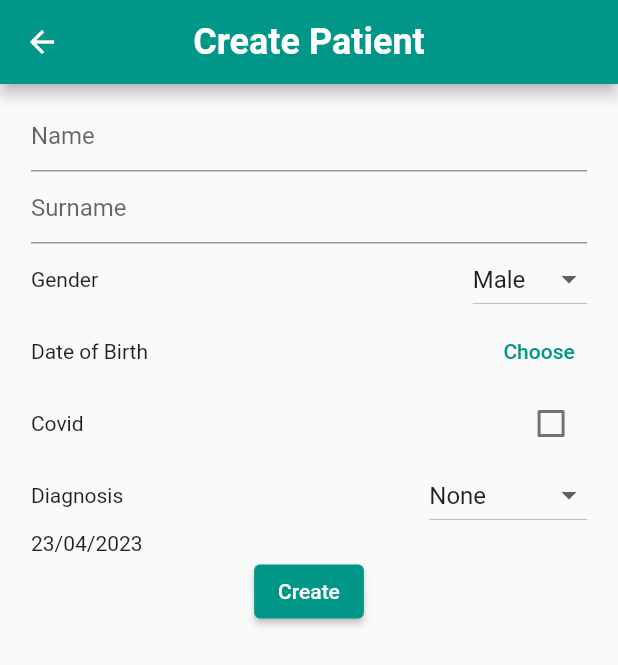
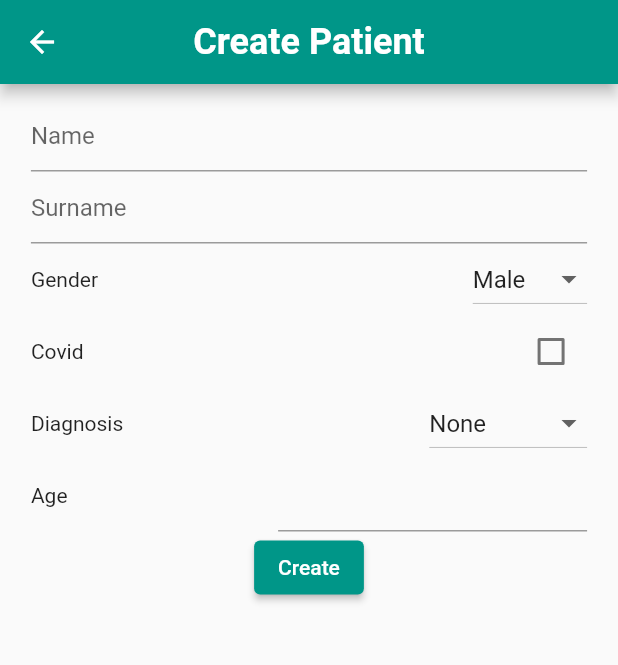
Before and after one commit to assanbayg/noSQL, a Flutter app: the screen it shows after launch, after a tap on the "add" icon, on a phone screen of 412 x 824 dp. Shown: the top 665 px of the screen. Run offline on Flutter 3.47's test engine with Material 2 defaults, Android fonts, the phone set to English and light mode, and no system bars.

Commit message:
Fix empty json file

```diff
--- a/database/doctors.json
+++ b/database/doctors.json
@@ -9,20 +9,14 @@
             "appointments": [
                 {
                     "id": 1,
-                    "date": "23/04/2023",
-                    "time": "11:00",
                     "patient": "Venera Bolatbek"
                 },
                 {
                     "id": 2,
-                    "date": "23/04/2023",
-                    "time": "15:00",
                     "patient": "Akhmed Bolatkhan"
                 },
                 {
                     "id": 3,
-                    "date": "30/04/2023",
-                    "time": "11:00",
                     "patient": "Venera Bolatbek"
                 }
             ]
--- a/database/patients.json
+++ b/database/patients.json
@@ -9,29 +9,13 @@
             "gender": "female",
             "diagnosis": "type1",
             "covid": false,
-            "glucoseLevels": [
-                {
-                    "date": "22/04/2023",
-                    "time": "09:00",
-                    "level": 9.9
-                },
-                {
-                    "date": "22/04/2023",
-                    "time": "10:00",
-                    "level": 14.0
-                }
-            ],
             "appointments": [
                 {
                     "id": 1,
-                    "date": "23/04/2023",
-                    "time": "11:00",
                     "doctor": "Doctor Doctor"
                 },
                 {
                     "id": 3,
-                    "date": "30/04/2023",
-                    "time": "11:00",
                     "doctor": "Doctor Doctor"
                 }
             ]
@@ -45,23 +29,9 @@
             "gender": "male",
             "diagnosis": "type2",
             "covid": true,
-            "glucoseLevels": [
-                {
-                    "date": "22/04/2023",
-                    "time": "09:00",
-                    "level": 7.5
-                },
-                {
-                    "date": "22/04/2023",
-                    "time": "10:00",
-                    "level": 5.5
-                }
-            ],
             "appointments": [
                 {
                     "id": 2,
-                    "date": "23/04/2023",
-                    "time": "15:00",
                     "doctor": "Doctor Doctor"
                 }
             ]
--- a/lib/models/appointment.dart
+++ b/lib/models/appointment.dart
@@ -1,14 +1,10 @@
 class Appointment {
   int id;
-  DateTime date;
-  DateTime time;
   String patientName;
   String doctorName;
 
   Appointment({
     required this.id,
-    required this.date,
-    required this.time,
     required this.patientName,
     required this.doctorName,
   });
--- a/lib/models/patient.dart
+++ b/lib/models/patient.dart
@@ -13,11 +13,9 @@ class Patient {
   String name;
   String surname;
   int age;
-  String dateOfBirth;
   String gender;
   String diagnosis;
   bool covid;
-  List<GlucoseLevel> glucoseLevels = [];
   List<Appointment> appointments = [];
 
   Patient({
@@ -25,11 +23,9 @@ class Patient {
     required this.name,
     required this.surname,
     required this.age,
-    required this.dateOfBirth,
     required this.gender,
     required this.covid,
     required this.diagnosis,
-    required this.glucoseLevels,
     required this.appointments,
   });
 
@@ -39,26 +35,13 @@ class Patient {
       name: json['name'],
       surname: json['surname'],
       age: json['age'],
-      dateOfBirth:
-          DateFormat('dd/MM/yyyy').parse(json['dateOfBirth']).toString(),
       gender: json['gender'],
       covid: json['covid'],
       diagnosis: json['diagnosis'],
-      glucoseLevels: (json['glucoseLevels'] as List).map(
-        (level) {
-          return GlucoseLevel(
-            date: DateFormat('dd/mm/yyyy').parse(level['date']),
-            time: DateFormat('HH:mm').parse(level['time']),
-            level: level['level'],
-          );
-        },
-      ).toList(),
       appointments: (json['appointments'] as List)
           .map(
             (ap) => Appointment(
               id: ap['id'],
-              date: DateFormat('dd/mm/yyyy').parse(ap['date']),
-              time: DateFormat('HH:mm').parse(ap['time']),
               patientName: '${json['name']} ${json['surname']}',
               doctorName: ap['doctor'],
             ),
@@ -68,18 +51,9 @@ class Patient {
   }
 
   Map<String, dynamic> toJson() {
-    List<Map<String, dynamic>> glucoseLevelsList = glucoseLevels
-        .map((gl) => {
-              'date': gl.date.toIso8601String(),
-              'time': gl.time.toIso8601String(),
-              'level': gl.level,
-            })
-        .toList();
     List<Map<String, dynamic>> appointmentsList = appointments
         .map((ap) => {
               'id': ap.id,
-              'date': ap.date.toIso8601String(),
-              'time': ap.time.toIso8601String(),
               'patient': ap.patientName,
               'doctor': ap.doctorName,
             })
@@ -90,24 +64,10 @@ class Patient {
       'name': name,
       'surname': surname,
       'age': age,
-      'dateOfBirth': dateOfBirth,
       'gender': gender,
       'covid': covid,
       'diagnosis': diagnosis,
-      'glucoseLevels': glucoseLevelsList,
       'appointments': appointmentsList,
     };
   }
 }
-
-class GlucoseLevel {
-  DateTime date;
-  DateTime time;
-  double level;
-
-  GlucoseLevel({
-    required this.date,
-    required this.time,
-    required this.level,
-  });
-}
--- a/lib/screens/create_patient.dart
+++ b/lib/screens/create_patient.dart
@@ -1,5 +1,6 @@
 import 'dart:convert';
 import 'dart:io';
+import 'dart:math';
 import 'package:flutter/services.dart';
 import 'package:flutter/material.dart';
 import 'package:intl/intl.dart';
@@ -20,8 +21,8 @@ class _CreatePatientScreenState extends State<CreatePatientScreen> {
   final TextEditingController _nameEditingController = TextEditingController();
   final TextEditingController _surnameEditingController =
       TextEditingController();
-  final DateTime today = DateTime.now();
-  DateTime date = DateTime.now();
+  final TextEditingController _ageTextEditingController =
+      TextEditingController();
   String _gender = 'male';
   bool _covid = false;
   Diagnosis _diagnosis = Diagnosis.none;
@@ -39,7 +40,7 @@ class _CreatePatientScreenState extends State<CreatePatientScreen> {
         .toList();
     patients.add(patient);
     final String updatedJson =
-        jsonEncode(patients.map((entry) => patient.toJson()).toList());
+        jsonEncode(patients.map((entry) => entry.toJson()).toList());
     file.writeAsStringSync(updatedJson);
     print(updatedJson);
   }
@@ -96,29 +97,6 @@ class _CreatePatientScreenState extends State<CreatePatientScreen> {
                 Row(
                   mainAxisAlignment: MainAxisAlignment.spaceBetween,
                   children: [
-                    const Text('Date of Birth'),
-                    TextButton(
-                      onPressed: () async {
-                        DateTime? pickedDate = await showDatePicker(
-                          context: context,
-                          initialDate: today,
-                          firstDate: DateTime(1900),
-                          lastDate: today,
-                        );
-
-                        if (pickedDate != null) {
-                          setState(() {
-                            date = pickedDate;
-                          });
-                        }
-                      },
-                      child: const Text('Choose'),
-                    ),
-                  ],
-                ),
-                Row(
-                  mainAxisAlignment: MainAxisAlignment.spaceBetween,
-                  children: [
                     const Text('Covid'),
                     Checkbox(
                       value: _covid,
@@ -150,31 +128,35 @@ class _CreatePatientScreenState extends State<CreatePatientScreen> {
                         }),
                   ],
                 ),
-                Text(DateFormat('dd/MM/yyyy').format(date)),
+                Row(
+                  mainAxisAlignment: MainAxisAlignment.spaceBetween,
+                  children: [
+                    const Text('Age'),
+                    SizedBox(
+                      width: MediaQuery.of(context).size.width * 0.5,
+                      child: TextField(
+                        controller: _ageTextEditingController,
+                        keyboardType: TextInputType.number,
+                      ),
+                    ),
+                  ],
+                ),
               ],
             ),
             ElevatedButton(
               onPressed: () async {
-                if (date == today) {
+                if (_ageTextEditingController.text == '') {
                   return;
-                }
-                int age = today.year - date.year;
-                if (date.month > today.month ||
-                    (date.month == today.month && date.day > today.day)) {
-                  age--;
                 }
                 final Patient patient = Patient(
                   name: _nameEditingController.text,
                   surname: _surnameEditingController.text,
                   gender: _gender.toString(),
-                  dateOfBirth: DateFormat('dd/MM/yyyy').format(date),
-                  age: age,
+                  age: int.parse(_ageTextEditingController.text),
                   covid: _covid,
                   diagnosis: _diagnosis.name.toString(),
-                  //id: Provider.of<Id>(context).nextPatientId(),
-                  id: 9,
+                  id: Random().nextInt(10000000),
                   appointments: [],
-                  glucoseLevels: [],
                 );
 
                 createPatient(patient);
--- a/lib/screens/doctors_screen.dart
+++ b/lib/screens/doctors_screen.dart
@@ -30,8 +30,6 @@ class _DoctorsScreenState extends State<DoctorsScreen> {
             .map(
               (ap) => Appointment(
                 id: ap['id'],
-                date: DateFormat('dd/mm/yyyy').parse(ap['date']),
-                time: DateFormat('HH:mm').parse(ap['time']),
                 patientName: ap['patient'],
                 doctorName: ap['patient'],
               ),
```
Also changed, not shown: database/test.json (deleted, +0 -66 lines).
